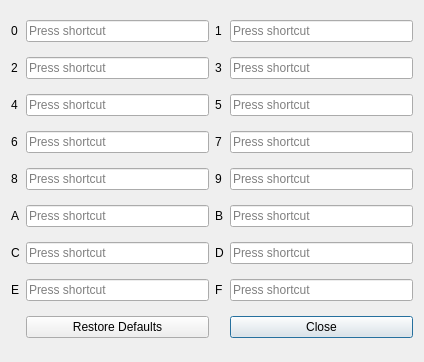
First picture: the form in Chip8Redo/bindkeys.ui, repository perspace42/Chip-8_Emulator, before the edit.
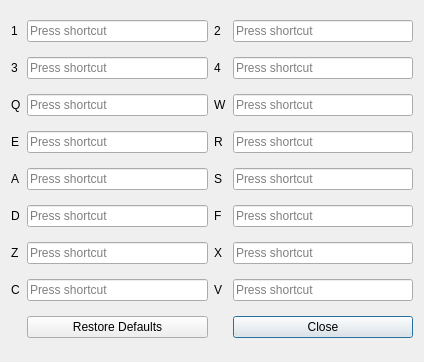
Second picture: the form after the edit.

Diff of the .ui file:
```diff
--- a/Chip8Redo/bindkeys.ui
+++ b/Chip8Redo/bindkeys.ui
@@ -22,26 +22,26 @@
     </widget>
    </item>
    <item row="10" column="1">
-    <widget class="QLabel" name="label_E">
+    <widget class="QLabel" name="label_C">
      <property name="text">
-      <string>E</string>
+      <string>C</string>
      </property>
     </widget>
    </item>
    <item row="4" column="1">
+    <widget class="QLabel" name="label_3">
+     <property name="text">
+      <string>3</string>
+     </property>
+    </widget>
+   </item>
+   <item row="2" column="3">
     <widget class="QLabel" name="label_2">
      <property name="text">
       <string>2</string>
      </property>
     </widget>
    </item>
-   <item row="2" column="3">
-    <widget class="QLabel" name="label_1">
-     <property name="text">
-      <string>1</string>
-     </property>
-    </widget>
-   </item>
    <item row="11" column="2">
     <widget class="QPushButton" name="RestoreDefaults">
      <property name="text">
@@ -50,143 +50,143 @@
     </widget>
    </item>
    <item row="2" column="1">
-    <widget class="QLabel" name="label_0">
+    <widget class="QLabel" name="label_1">
      <property name="text">
-      <string>0</string>
+      <string>1</string>
      </property>
     </widget>
    </item>
    <item row="7" column="3">
     <widget class="QLabel" name="label_9">
      <property name="text">
-      <string>9</string>
+      <string>S</string>
      </property>
     </widget>
    </item>
    <item row="7" column="1">
-    <widget class="QLabel" name="label_8">
+    <widget class="QLabel" name="label_A">
      <property name="text">
-      <string>8</string>
+      <string>A</string>
      </property>
     </widget>
    </item>
    <item row="9" column="1">
-    <widget class="QLabel" name="label_C">
+    <widget class="QLabel" name="label_Z">
      <property name="text">
-      <string>C</string>
+      <string>Z</string>
      </property>
     </widget>
    </item>
    <item row="5" column="3">
     <widget class="QLabel" name="label_5">
      <property name="text">
-      <string>5</string>
+      <string>W</string>
      </property>
     </widget>
    </item>
    <item row="10" column="3">
-    <widget class="QLabel" name="label_F">
+    <widget class="QLabel" name="label_V">
      <property name="text">
-      <string>F</string>
+      <string>V</string>
+     </property>
+    </widget>
+   </item>
+   <item row="8" column="1">
+    <widget class="QLabel" name="label_D">
+     <property name="text">
+      <string>D</string>
      </property>
     </widget>
    </item>
    <item row="4" column="3">
-    <widget class="QLabel" name="label_3">
+    <widget class="QLabel" name="label_4">
      <property name="text">
-      <string>3</string>
+      <string>4</string>
      </property>
     </widget>
    </item>
    <item row="8" column="3">
-    <widget class="QLabel" name="label_B">
+    <widget class="QLabel" name="label_F">
      <property name="text">
-      <string>B</string>
+      <string>F</string>
      </property>
     </widget>
    </item>
    <item row="6" column="1">
-    <widget class="QLabel" name="label_6">
+    <widget class="QLabel" name="label_E">
      <property name="text">
-      <string>6</string>
+      <string>E</string>
      </property>
     </widget>
    </item>
    <item row="9" column="3">
-    <widget class="QLabel" name="label_D">
+    <widget class="QLabel" name="label_X">
      <property name="text">
-      <string>D</string>
+      <string>X</string>
      </property>
     </widget>
    </item>
    <item row="5" column="1">
-    <widget class="QLabel" name="label_4">
+    <widget class="QLabel" name="label_Q">
      <property name="text">
-      <string>4</string>
+      <string>Q</string>
      </property>
     </widget>
    </item>
    <item row="6" column="3">
     <widget class="QLabel" name="label_7">
      <property name="text">
-      <string>7</string>
+      <string>R</string>
      </property>
     </widget>
    </item>
    <item row="2" column="2">
-    <widget class="QKeySequenceEdit" name="keySequenceEdit_0"/>
-   </item>
-   <item row="2" column="4">
     <widget class="QKeySequenceEdit" name="keySequenceEdit_1"/>
    </item>
-   <item row="4" column="2">
+   <item row="2" column="4">
     <widget class="QKeySequenceEdit" name="keySequenceEdit_2"/>
    </item>
-   <item row="4" column="4">
+   <item row="4" column="2">
     <widget class="QKeySequenceEdit" name="keySequenceEdit_3"/>
    </item>
-   <item row="5" column="2">
+   <item row="4" column="4">
     <widget class="QKeySequenceEdit" name="keySequenceEdit_4"/>
    </item>
+   <item row="5" column="2">
+    <widget class="QKeySequenceEdit" name="keySequenceEdit_Q"/>
+   </item>
    <item row="5" column="4">
     <widget class="QKeySequenceEdit" name="keySequenceEdit_5"/>
    </item>
    <item row="6" column="2">
-    <widget class="QKeySequenceEdit" name="keySequenceEdit_6"/>
+    <widget class="QKeySequenceEdit" name="keySequenceEdit_E"/>
    </item>
    <item row="6" column="4">
     <widget class="QKeySequenceEdit" name="keySequenceEdit_7"/>
    </item>
    <item row="7" column="2">
-    <widget class="QKeySequenceEdit" name="keySequenceEdit_8"/>
+    <widget class="QKeySequenceEdit" name="keySequenceEdit_A"/>
    </item>
    <item row="7" column="4">
     <widget class="QKeySequenceEdit" name="keySequenceEdit_9"/>
    </item>
    <item row="8" column="2">
-    <widget class="QKeySequenceEdit" name="keySequenceEdit_A"/>
+    <widget class="QKeySequenceEdit" name="keySequenceEdit_D"/>
    </item>
    <item row="8" column="4">
-    <widget class="QKeySequenceEdit" name="keySequenceEdit_B"/>
+    <widget class="QKeySequenceEdit" name="keySequenceEdit_F"/>
    </item>
    <item row="9" column="2">
-    <widget class="QKeySequenceEdit" name="keySequenceEdit_C"/>
+    <widget class="QKeySequenceEdit" name="keySequenceEdit_Z"/>
    </item>
    <item row="9" column="4">
-    <widget class="QKeySequenceEdit" name="keySequenceEdit_D"/>
+    <widget class="QKeySequenceEdit" name="keySequenceEdit_X"/>
    </item>
    <item row="10" column="2">
-    <widget class="QKeySequenceEdit" name="keySequenceEdit_E"/>
+    <widget class="QKeySequenceEdit" name="keySequenceEdit_C"/>
    </item>
    <item row="10" column="4">
-    <widget class="QKeySequenceEdit" name="keySequenceEdit_F"/>
-   </item>
-   <item row="8" column="1">
-    <widget class="QLabel" name="label_A">
-     <property name="text">
-      <string>A</string>
-     </property>
-    </widget>
+    <widget class="QKeySequenceEdit" name="keySequenceEdit_V"/>
    </item>
   </layout>
  </widget>
```
Left out of the diff: 12 changed lines with no effect on the pictures.
